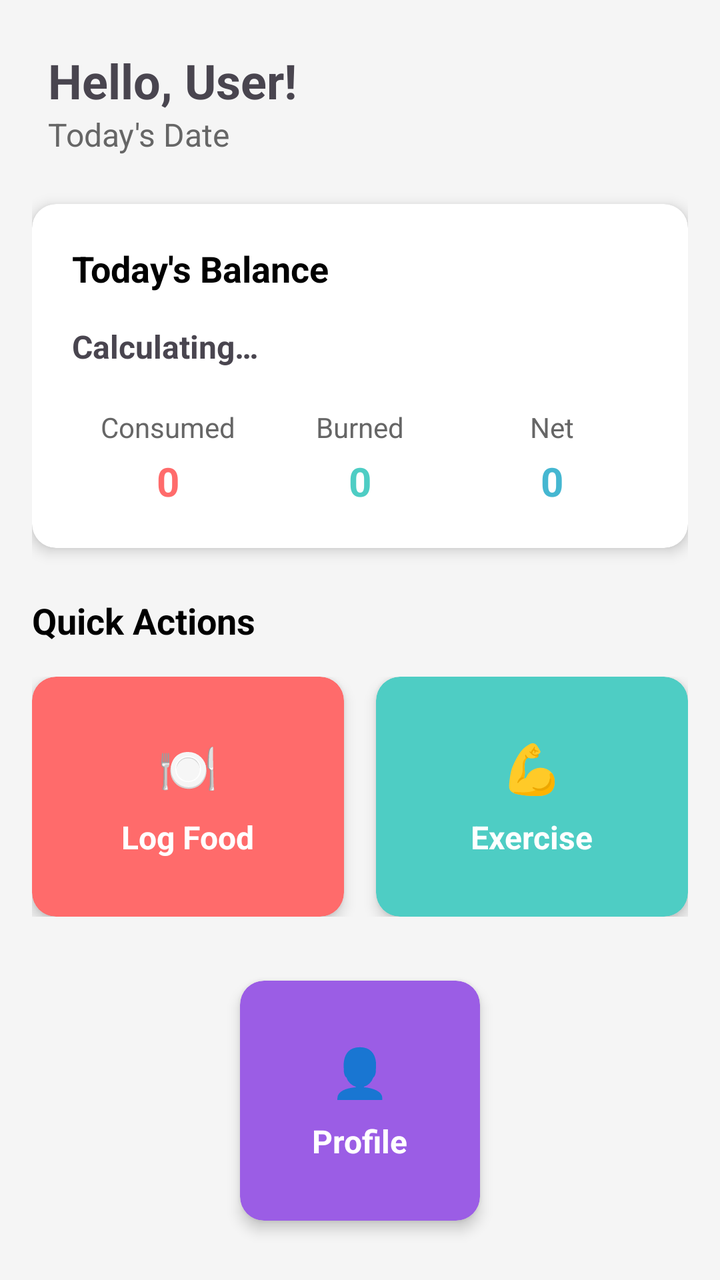
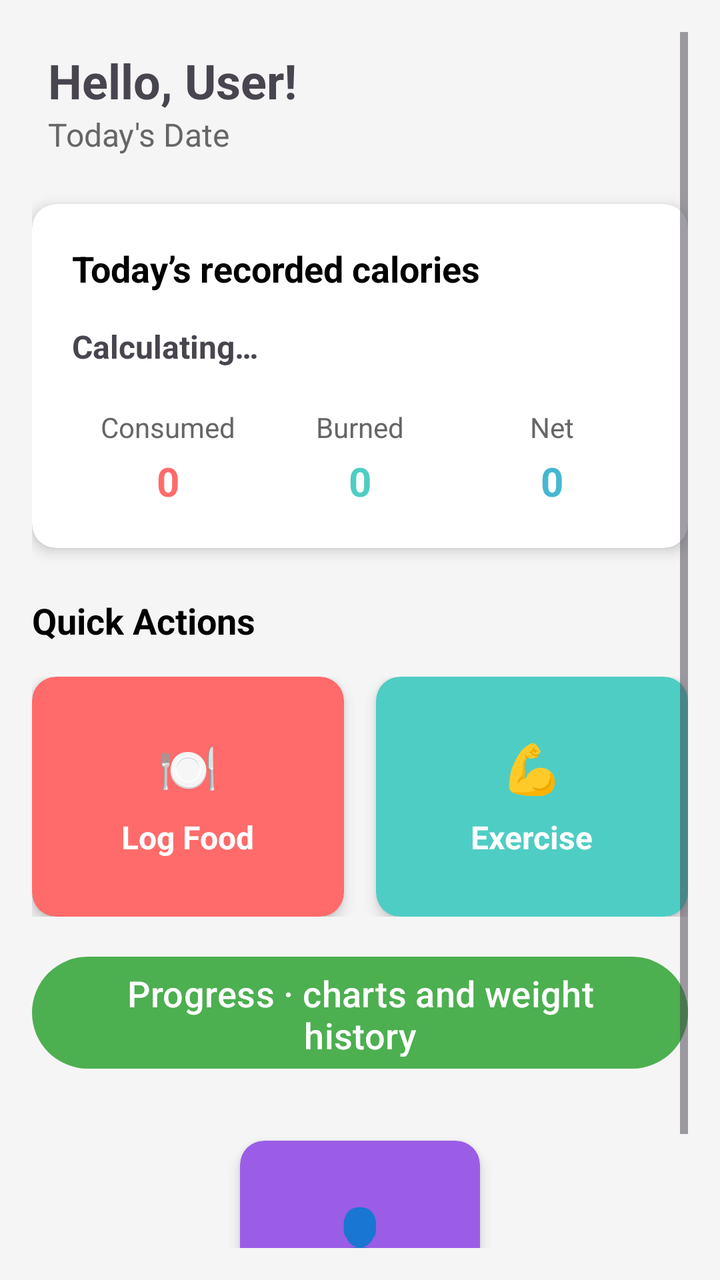

The first picture is an Android layout as it rendered before a commit; the second is the same layout after the commit. The layout source and the unified diff follow.
<!-- AndroidManifest.xml: application theme Theme.FitnessBalance -->
<!-- res/layout/activity_main.xml -->
<?xml version="1.0" encoding="utf-8"?>
<ScrollView xmlns:android="http://schemas.android.com/apk/res/android"
    xmlns:app="http://schemas.android.com/apk/res-auto"
    android:layout_width="match_parent"
    android:layout_height="match_parent"
    android:background="#F5F5F5"
    android:padding="16dp">

    <LinearLayout
        android:layout_width="match_parent"
        android:layout_height="wrap_content"
        android:orientation="vertical">

        
        <LinearLayout
            android:layout_width="match_parent"
            android:layout_height="wrap_content"
            android:orientation="vertical"
            android:layout_marginBottom="24dp">

            <TextView
                android:id="@+id/welcomeText"
                android:layout_width="wrap_content"
                android:layout_height="wrap_content"
                android:layout_marginStart="8dp"
                android:layout_marginTop="8dp"
                android:text="@string/hello_user"
                android:textSize="24sp"
                android:textStyle="bold" />

            <TextView
                android:id="@+id/dateText"
                android:layout_width="match_parent"
                android:layout_height="wrap_content"
                android:layout_marginStart="8dp"
                android:text="@string/today_date"
                android:textSize="16sp"
                android:textColor="#666666" />

            

        </LinearLayout>

        
        <androidx.cardview.widget.CardView
            android:layout_width="match_parent"
            android:layout_height="wrap_content"
            android:layout_marginBottom="24dp"
            app:cardCornerRadius="12dp"
            app:cardElevation="4dp"
            app:cardBackgroundColor="@color/white">

            <LinearLayout
                android:layout_width="match_parent"
                android:layout_height="wrap_content"
                android:orientation="vertical"
                android:padding="20dp">

                <TextView
                    android:layout_width="match_parent"
                    android:layout_height="wrap_content"
                    android:text="@string/today_balance"
                    android:textSize="18sp"
                    android:textStyle="bold"
                    android:textColor="@color/black"
                    android:layout_marginBottom="16dp" />

                <TextView
                    android:id="@+id/calorieBalanceText"
                    android:layout_width="match_parent"
                    android:layout_height="wrap_content"
                    android:text="@string/calculating"
                    android:textSize="16sp"
                    android:textStyle="bold"
                    android:layout_marginBottom="20dp" />

                <LinearLayout
                    android:layout_width="match_parent"
                    android:layout_height="wrap_content"
                    android:orientation="horizontal"
                    android:weightSum="3">

                    <LinearLayout
                        android:layout_width="0dp"
                        android:layout_height="wrap_content"
                        android:layout_weight="1"
                        android:orientation="vertical"
                        android:gravity="center">

                        <TextView
                            android:layout_width="wrap_content"
                            android:layout_height="wrap_content"
                            android:text="@string/consumed"
                            android:textSize="14sp"
                            android:textColor="#666666"
                            android:layout_marginBottom="4dp" />

                        <TextView
                            android:id="@+id/consumedCaloriesText"
                            android:layout_width="wrap_content"
                            android:layout_height="wrap_content"
                            android:text="@string/default_total_calories"
                            android:textSize="20sp"
                            android:textStyle="bold"
                            android:textColor="#FF6B6B" />

                    </LinearLayout>

                    <LinearLayout
                        android:layout_width="0dp"
                        android:layout_height="wrap_content"
                        android:layout_weight="1"
                        android:orientation="vertical"
                        android:gravity="center">

                        <TextView
                            android:layout_width="wrap_content"
                            android:layout_height="wrap_content"
                            android:text="@string/burned"
                            android:textSize="14sp"
                            android:textColor="#666666"
                            android:layout_marginBottom="4dp" />

                        <TextView
                            android:id="@+id/burnedCaloriesText"
                            android:layout_width="wrap_content"
                            android:layout_height="wrap_content"
                            android:text="@string/default_total_calories"
                            android:textSize="20sp"
                            android:textStyle="bold"
                            android:textColor="#4ECDC4" />

                    </LinearLayout>

                    <LinearLayout
                        android:layout_width="0dp"
                        android:layout_height="wrap_content"
                        android:layout_weight="1"
                        android:orientation="vertical"
                        android:gravity="center">

                        <TextView
                            android:layout_width="wrap_content"
                            android:layout_height="wrap_content"
                            android:text="@string/net"
                            android:textSize="14sp"
                            android:textColor="#666666"
                            android:layout_marginBottom="4dp" />

                        <TextView
                            android:id="@+id/netCaloriesText"
                            android:layout_width="wrap_content"
                            android:layout_height="wrap_content"
                            android:text="@string/default_total_calories"
                            android:textSize="20sp"
                            android:textStyle="bold"
                            android:textColor="#45B7D1" />

                    </LinearLayout>

                </LinearLayout>

            </LinearLayout>

        </androidx.cardview.widget.CardView>

        
        <TextView
            android:layout_width="match_parent"
            android:layout_height="wrap_content"
            android:text="@string/quick_actions"
            android:textSize="18sp"
            android:textStyle="bold"
            android:textColor="@color/black"
            android:layout_marginBottom="16dp" />

        
        <LinearLayout
            android:layout_width="match_parent"
            android:layout_height="wrap_content"
            android:orientation="horizontal"
            android:layout_marginBottom="16dp"
            android:weightSum="2">

            <androidx.cardview.widget.CardView
                android:id="@+id/foodLogCard"
                android:layout_width="0dp"
                android:layout_height="120dp"
                android:layout_marginEnd="8dp"
                android:layout_weight="1"
                app:cardCornerRadius="12dp"
                app:cardElevation="4dp"
                app:cardBackgroundColor="#FF6B6B">

                <LinearLayout
                    android:layout_width="match_parent"
                    android:layout_height="match_parent"
                    android:orientation="vertical"
                    android:gravity="center"
                    android:padding="16dp">

                    <TextView
                        android:layout_width="wrap_content"
                        android:layout_height="wrap_content"
                        android:text="@string/food_symbol"
                        android:textSize="24sp"
                        android:layout_marginBottom="8dp" />

                    <TextView
                        android:layout_width="wrap_content"
                        android:layout_height="wrap_content"
                        android:text="@string/log_food"
                        android:textSize="16sp"
                        android:textStyle="bold"
                        android:textColor="@color/white" />

                </LinearLayout>

            </androidx.cardview.widget.CardView>

            <androidx.cardview.widget.CardView
                android:id="@+id/exerciseCard"
                android:layout_width="0dp"
                android:layout_height="120dp"
                android:layout_marginStart="8dp"
                android:layout_weight="1"
                app:cardCornerRadius="12dp"
                app:cardElevation="4dp"
                app:cardBackgroundColor="#4ECDC4">

                <LinearLayout
                    android:layout_width="match_parent"
                    android:layout_height="match_parent"
                    android:orientation="vertical"
                    android:gravity="center"
                    android:padding="16dp">

                    <TextView
                        android:layout_width="wrap_content"
                        android:layout_height="wrap_content"
                        android:text="@string/exercise_symbol"
                        android:textSize="24sp"
                        android:layout_marginBottom="8dp" />

                    <TextView
                        android:layout_width="wrap_content"
                        android:layout_height="wrap_content"
                        android:text="@string/exercise_label"
                        android:textSize="16sp"
                        android:textStyle="bold"
                        android:textColor="@color/white" />

                </LinearLayout>

            </androidx.cardview.widget.CardView>

        </LinearLayout>

        
        <androidx.cardview.widget.CardView
            android:id="@+id/profileCard"
            android:layout_width="120dp"
            android:layout_height="120dp"
            android:layout_gravity="center_horizontal"
            android:layout_marginTop="16dp"
            android:layout_marginBottom="16dp"
            app:cardBackgroundColor="#9B5DE5"
            app:cardCornerRadius="12dp"
            app:cardElevation="4dp">

            
            <LinearLayout
                android:layout_width="match_parent"
                android:layout_height="match_parent"
                android:orientation="vertical"
                android:gravity="center"
                android:padding="16dp">

                <TextView
                    android:layout_width="wrap_content"
                    android:layout_height="wrap_content"
                    android:text="@string/profile_symbol"
                    android:textSize="24sp"
                    android:layout_marginBottom="8dp"
                    android:textColor="@android:color/white" />

                <TextView
                    android:layout_width="wrap_content"
                    android:layout_height="wrap_content"
                    android:text="@string/profile"
                    android:textSize="16sp"
                    android:textStyle="bold"
                    android:textColor="@color/white" />

            </LinearLayout>

        </androidx.cardview.widget.CardView>

    </LinearLayout>

</ScrollView>
<!-- resources referenced by this layout -->
<resources>
  <color name="black">#FF000000</color>
  <color name="white">#FFFFFFFF</color>
  <string name="burned">Burned</string>
  <string name="calculating">Calculating…</string>
  <string name="consumed">Consumed</string>
  <string name="default_total_calories">0</string>
  <string name="exercise_label">Exercise</string>
  <string name="exercise_symbol">💪</string>
  <string name="food_symbol">🍽️</string>
  <string name="hello_user">Hello, User!</string>
  <string name="log_food">Log Food</string>
  <string name="net">Net</string>
  <string name="profile">Profile</string>
  <string name="profile_symbol">👤</string>
  <string name="quick_actions">Quick Actions</string>
  <string name="today_balance">Today\'s Balance</string>
  <string name="today_date">Today\'s Date</string>
  <style name="Theme.FitnessBalance" parent="Base.Theme.FitnessBalance" />
  <style name="Base.Theme.FitnessBalance" parent="Theme.Material3.DayNight.NoActionBar">
  
          
          
          <item name="colorPrimary">@color/primary_color</item>
          <item name="colorOnPrimary">@color/white</item>
  
          
          
          <item name="colorSecondary">@color/purple_500</item>
          <item name="colorOnSecondary">@color/white</item>
  
          
          <item name="android:statusBarColor">?attr/colorPrimary</item>
  
          
  
      </style>
  <color name="primary_color">#4CAF50</color>
  <color name="purple_500">#FF6200EE</color>
</resources>

<!-- the commit's change to res/layout/activity_main.xml (unified diff, before → after) -->
@@ -59,7 +59,7 @@
                 <TextView
                     android:layout_width="match_parent"
                     android:layout_height="wrap_content"
-                    android:text="@string/today_balance"
+                    android:text="@string/pr_today_summary"
                     android:textSize="18sp"
                     android:textStyle="bold"
                     android:textColor="@color/black"
@@ -255,6 +255,15 @@
             </androidx.cardview.widget.CardView>
 
         </LinearLayout>
+
+        <Button
+            android:id="@+id/progressCard"
+            android:layout_width="match_parent"
+            android:layout_height="64dp"
+            android:layout_marginBottom="16dp"
+            android:text="@string/pr_home_button"
+            android:textAllCaps="false"
+            android:textSize="18sp" />
 
         
         <androidx.cardview.widget.CardView
<!-- resource entries referenced after the edit -->
@@ -12,10 +12,11 @@
   <string name="hello_user">Hello, User!</string>
   <string name="log_food">Log Food</string>
   <string name="net">Net</string>
+  <string name="pr_home_button">Progress · charts and weight history</string>
+  <string name="pr_today_summary">Today’s recorded calories</string>
   <string name="profile">Profile</string>
   <string name="profile_symbol">👤</string>
   <string name="quick_actions">Quick Actions</string>
-  <string name="today_balance">Today\'s Balance</string>
   <string name="today_date">Today\'s Date</string>
   <style name="Theme.FitnessBalance" parent="Base.Theme.FitnessBalance" />
   <style name="Base.Theme.FitnessBalance" parent="Theme.Material3.DayNight.NoActionBar">
